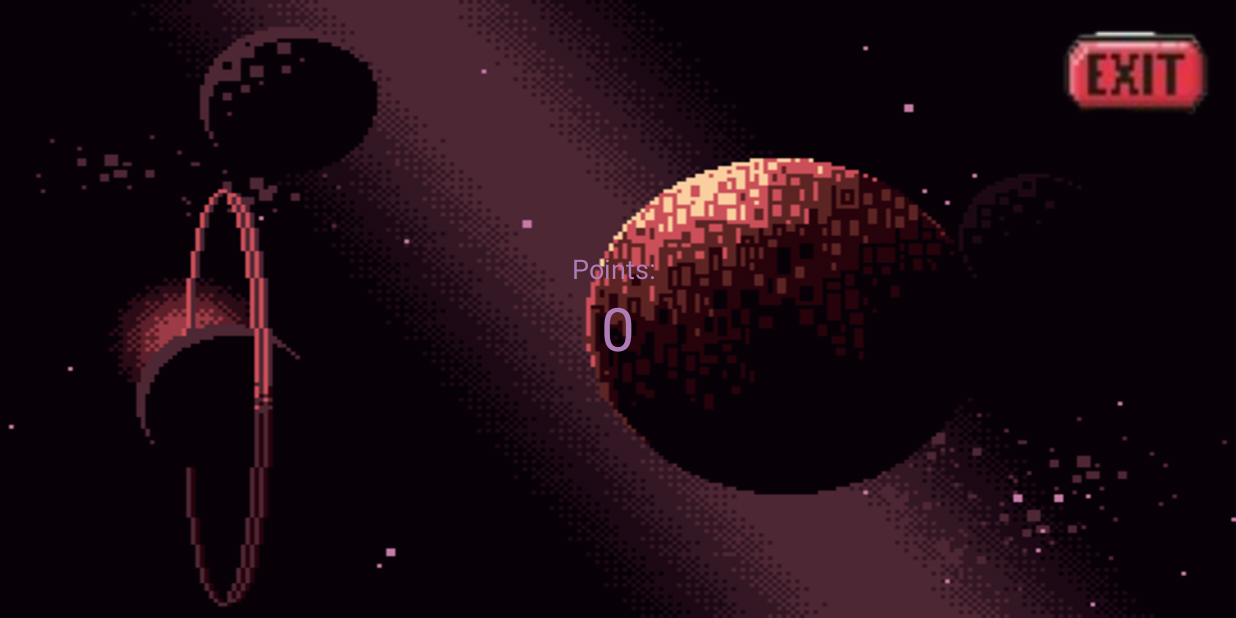
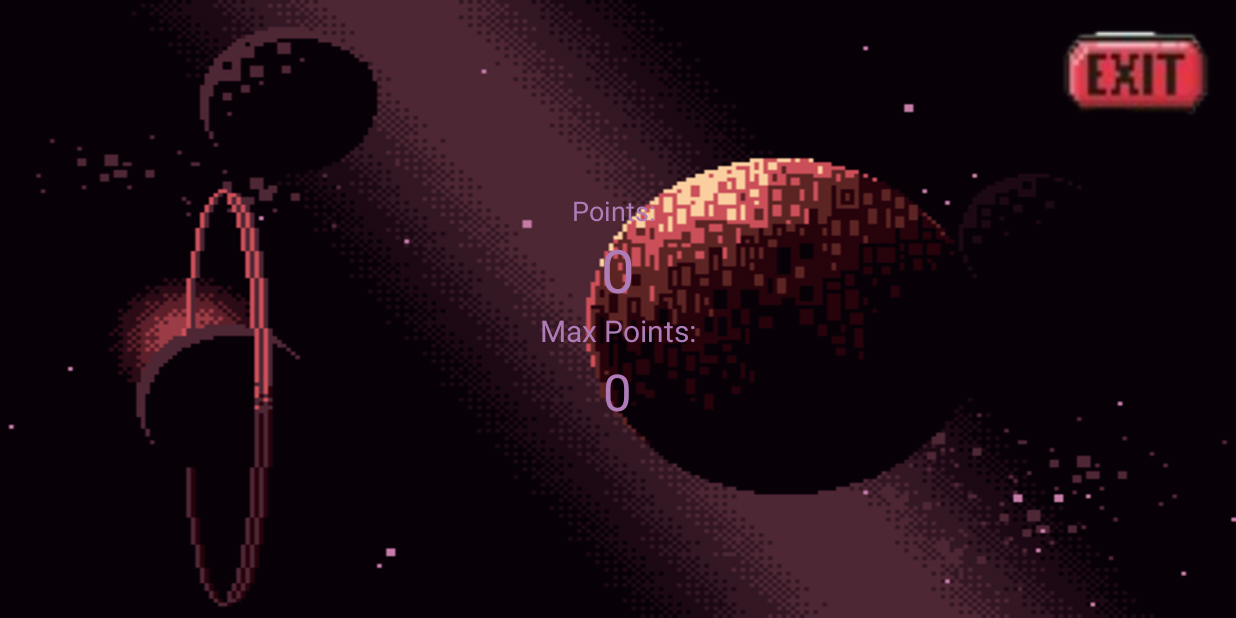
Before and after one commit to CarlosUribe32/NightSpace, an Android app: the GameOver screen opened directly, with no data from a screen before it, on a phone screen of 824 x 412 dp (held sideways). Run offline under Robolectric (Android 15) with nearby library versions, the phone set to English and light mode, and no system bars; 1 statement that could not run was skipped.

Commit message:
Puntaje maximo implementado

```diff
--- a/app/src/main/java/co/upb/edu/nightspace/GameOver.java
+++ b/app/src/main/java/co/upb/edu/nightspace/GameOver.java
@@ -1,9 +1,12 @@
 package co.upb.edu.nightspace;
 
+import android.content.Context;
 import android.content.Intent;
+import android.content.SharedPreferences;
 import android.os.Bundle;
 import android.view.View;
 import android.widget.TextView;
+import android.widget.Toast;
 
 import androidx.annotation.Nullable;
 import androidx.appcompat.app.AppCompatActivity;
@@ -20,6 +23,22 @@ public class GameOver extends AppCompatActivity {
         tvPoints = findViewById(R.id.tvPoints);
         tvPoints.setText("" + points);
 
+        Context context = this;
+        SharedPreferences sharedprefs = getSharedPreferences("puntajeMaximo", context.MODE_PRIVATE);
+        String valor = sharedprefs.getString("Max", "Vacio");
+        if(valor.equals("Vacio")){
+            SharedPreferences.Editor editor = sharedprefs.edit();
+            editor.putString("Max", String.valueOf(points));
+            editor.commit();
+        }
+        else if(Integer.parseInt(valor)<points){
+            SharedPreferences.Editor editor = sharedprefs.edit();
+            editor.putString("Max", String.valueOf(points));
+            editor.commit();
+        }
+        valor = sharedprefs.getString("Max", "Vacio");
+        TextView maximo = (TextView) findViewById(R.id.tvMax);
+        maximo.setText(valor);
     }
 
 
--- a/app/src/main/res/layout/gameover.xml
+++ b/app/src/main/res/layout/gameover.xml
@@ -29,6 +29,7 @@
         android:gravity="center"
         android:orientation="vertical"
         android:layout_marginBottom="64dp">
+
         <TextView
             android:layout_width="wrap_content"
             android:layout_height="wrap_content"
@@ -42,6 +43,23 @@
             android:text="Points: "
             android:textColor="#AF7CB8"
             android:textSize="40sp" />
+
+        <TextView
+            android:id="@+id/textMax"
+            android:layout_width="wrap_content"
+            android:layout_height="31dp"
+            android:text="Max Points:"
+            android:textColor="#AF7CB8"
+            android:textSize="20sp" />
+
+        <TextView
+            android:id="@+id/tvMax"
+            android:layout_width="wrap_content"
+            android:layout_height="wrap_content"
+            android:text="Max Points:"
+            android:textColor="#AF7CB8"
+            android:textSize="34sp" />
+
     </LinearLayout>
 
 </LinearLayout>
```
